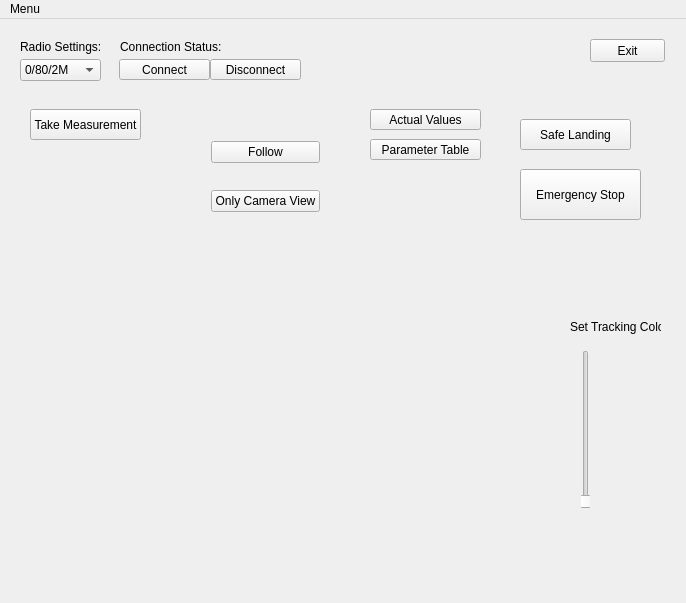
Old version of the form app/gui/main_window.ui in the repository saccharios/FollowMeFlie.
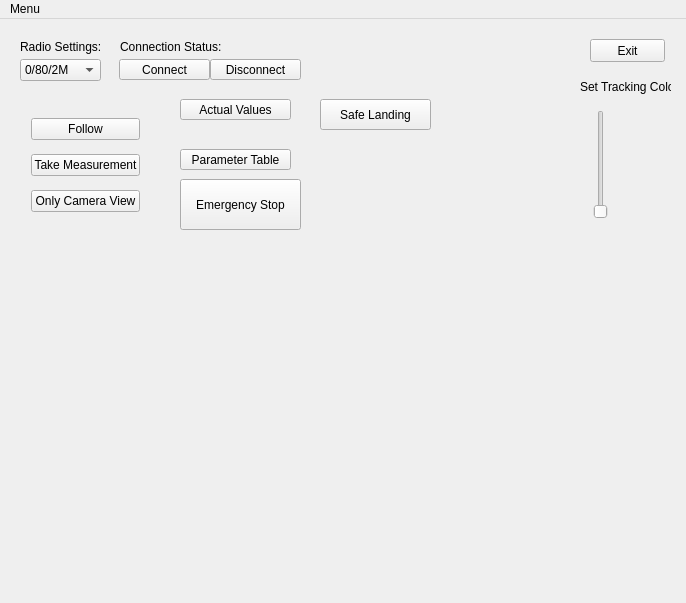
New version of the form.

```diff
--- a/app/gui/main_window.ui
+++ b/app/gui/main_window.ui
@@ -109,9 +109,9 @@
     <property name="geometry">
      <rect>
       <x>9</x>
-      <y>269</y>
-      <width>551</width>
-      <height>281</height>
+      <y>239</y>
+      <width>671</width>
+      <height>331</height>
      </rect>
     </property>
     <layout class="QGridLayout" name="Layout_CameraView"/>
@@ -119,8 +119,8 @@
    <widget class="QWidget" name="verticalLayoutWidget">
     <property name="geometry">
      <rect>
-      <x>200</x>
-      <y>90</y>
+      <x>20</x>
+      <y>80</y>
       <width>131</width>
       <height>135</height>
      </rect>
@@ -133,6 +133,13 @@
        </property>
       </widget>
      </item>
+     <item>
+      <widget class="QPushButton" name="pushButton_TakeMeasurement">
+       <property name="text">
+        <string>Take Measurement</string>
+       </property>
+      </widget>
+     </item>
      <item>
       <widget class="QPushButton" name="pushButton_CameraOnlyMode">
        <property name="text">
@@ -145,10 +152,10 @@
    <widget class="QWidget" name="horizontalLayoutWidget">
     <property name="geometry">
      <rect>
-      <x>570</x>
-      <y>320</y>
-      <width>31</width>
-      <height>181</height>
+      <x>580</x>
+      <y>80</y>
+      <width>41</width>
+      <height>131</height>
      </rect>
     </property>
     <layout class="QHBoxLayout" name="LayoutColorBars">
@@ -164,8 +171,8 @@
    <widget class="QWidget" name="verticalLayoutWidget_2">
     <property name="geometry">
      <rect>
-      <x>610</x>
-      <y>350</y>
+      <x>620</x>
+      <y>110</y>
       <width>41</width>
       <height>31</height>
      </rect>
@@ -175,8 +182,8 @@
    <widget class="QLabel" name="setColor">
     <property name="geometry">
      <rect>
-      <x>570</x>
-      <y>300</y>
+      <x>580</x>
+      <y>60</y>
       <width>91</width>
       <height>16</height>
      </rect>
@@ -188,8 +195,8 @@
    <widget class="QLabel" name="Hue_Num">
     <property name="geometry">
      <rect>
-      <x>610</x>
-      <y>320</y>
+      <x>620</x>
+      <y>80</y>
       <width>41</width>
       <height>29</height>
      </rect>
@@ -214,8 +221,8 @@
    <widget class="QPushButton" name="pushButton_ActualValues">
     <property name="geometry">
      <rect>
-      <x>370</x>
-      <y>90</y>
+      <x>180</x>
+      <y>80</y>
       <width>111</width>
       <height>21</height>
      </rect>
@@ -227,8 +234,8 @@
    <widget class="QPushButton" name="pushButton_ParameterTable">
     <property name="geometry">
      <rect>
-      <x>370</x>
-      <y>120</y>
+      <x>180</x>
+      <y>130</y>
       <width>111</width>
       <height>21</height>
      </rect>
@@ -237,24 +244,11 @@
      <string>Parameter Table</string>
     </property>
    </widget>
-   <widget class="QPushButton" name="pushButton_TakeMeasurement">
-    <property name="geometry">
-     <rect>
-      <x>30</x>
-      <y>90</y>
-      <width>111</width>
-      <height>31</height>
-     </rect>
-    </property>
-    <property name="text">
-     <string>Take Measurement</string>
-    </property>
-   </widget>
    <widget class="QPushButton" name="pushButton_SafeLandingMode">
     <property name="geometry">
      <rect>
-      <x>520</x>
-      <y>100</y>
+      <x>320</x>
+      <y>80</y>
       <width>111</width>
       <height>31</height>
      </rect>
@@ -266,8 +260,8 @@
    <widget class="QPushButton" name="pushButton_Stop">
     <property name="geometry">
      <rect>
-      <x>520</x>
-      <y>150</y>
+      <x>180</x>
+      <y>160</y>
       <width>121</width>
       <height>51</height>
      </rect>
```
